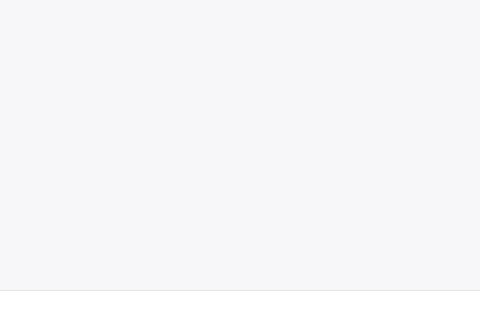
Before: the Qt Designer form src/kubescope/ui/main_window.ui in dcotecnologia/kubescope, drawn with Qt 5; both pictures show x 500 to 980 and y 320 to 640 of the 980 by 640 pixel window.
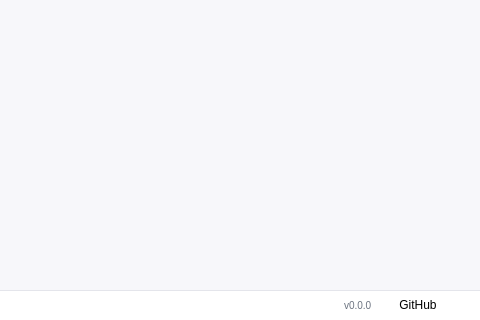
After: the same form once the commit is applied. Icons and pictures are not drawn.

Commit message:
feat(ui): show the version and a GitHub link in the footer
The bottom-right corner shows the installed version and a link that opens the
project on GitHub. The version is read once, in kubescope/__init__.py, from the
package metadata, and the debug log header uses the same value. The PyInstaller
spec bundles that metadata so packaged builds show the version too.

Patch:
```diff
--- a/src/kubescope/ui/main_window.ui
+++ b/src/kubescope/ui/main_window.ui
@@ -177,7 +177,8 @@
     selection-color: #20232a;
 }
 QFrame#appFooter { background: #ffffff; border-top: 1px solid #e4e5eb; }
-QLabel#footerLicense { color: #6b7380; font-size: 10px; }
+QLabel#footerLicense, QLabel#footerVersion { color: #6b7380; font-size: 10px; }
+QFrame#appFooter QPushButton[variant="link"] { font-size: 10px; padding: 0 0 0 6px; }
 </string>
   </property>
   <widget class="QWidget" name="centralwidget">
@@ -1651,6 +1652,29 @@
          </property>
         </spacer>
        </item>
+       <item>
+        <widget class="QLabel" name="footerVersion">
+         <property name="text">
+          <string notr="true">v0.0.0</string>
+         </property>
+        </widget>
+       </item>
+       <item>
+        <widget class="QPushButton" name="githubLink">
+         <property name="text">
+          <string notr="true">GitHub</string>
+         </property>
+         <property name="toolTip">
+          <string>Open the project on GitHub</string>
+         </property>
+         <property name="flat">
+          <bool>true</bool>
+         </property>
+         <property name="variant" stdset="0">
+          <string notr="true">link</string>
+         </property>
+        </widget>
+       </item>
       </layout>
      </widget>
     </item>
```
The commit also changes 10 other files.
